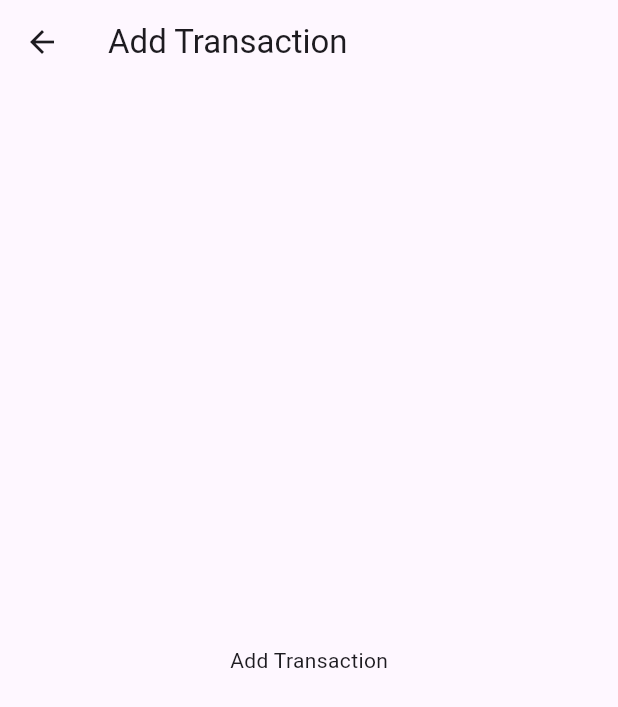
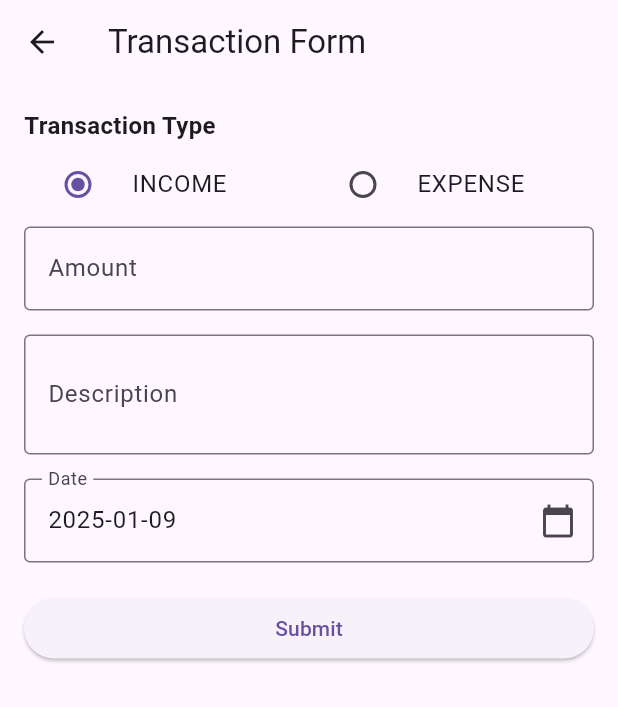
Before and after one commit to Md-Thanveer/flutter_daily_income_expense_tracker, a Flutter app: the TransactionFormScreen screen opened directly, on a phone screen of 412 x 824 dp. Shown: the top 707 px of the screen. Run offline on Flutter 3.47's test engine with Material 3 defaults, Android fonts, the phone set to English and light mode, and no system bars; network calls fail.

Commit message:
TransactionFormScreen API logic added

```diff
--- a/lib/screens/TransactionFormScreen.dart
+++ b/lib/screens/TransactionFormScreen.dart
@@ -1,19 +1,183 @@
 import 'package:flutter/material.dart';
+import 'package:intl/intl.dart';
+
+import '../services/TransactionService.dart';
+
 class TransactionFormScreen extends StatefulWidget {
+
   final String title;
+
   const TransactionFormScreen({super.key, required this.title});
+
   @override
   State<TransactionFormScreen> createState() => _TransactionFormScreenState();
 }
+
 class _TransactionFormScreenState extends State<TransactionFormScreen> {
+
+  final _formKey = GlobalKey<FormState>();
+  String _transactionType = 'INCOME';
+  String _description = '';
+  double? _amount;
+  DateTime _selectedDate = DateTime.now();
+
+  final TransactionService _transactionService = TransactionService();
+
+  Future<void> _submitForm() async {
+    if (_formKey.currentState!.validate()) {
+      _formKey.currentState!.save();
+      // Handle submission logic here
+      print('Transaction Type: $_transactionType');
+      print('Amount: $_amount');
+      print('Description: $_description');
+      print('Date: ${DateFormat('yyyy-MM-dd').format(_selectedDate)}');
+
+      final formattedDate = _selectedDate.toIso8601String().split('T').first;
+
+      try {
+        await _transactionService.createTransaction(
+          type: _transactionType,
+          amount: _amount!,
+          description: _description,
+          date: formattedDate,
+        );
+        ScaffoldMessenger.of(context).showSnackBar(
+          SnackBar(content: Text('Transaction created successfully!')),
+        );
+        _formKey.currentState!.reset();
+        setState(() {
+          _transactionType = 'income';
+          _selectedDate = DateTime.now();
+        });
+      } catch (error) {
+        ScaffoldMessenger.of(context).showSnackBar(
+          SnackBar(content: Text('Failed to create transaction: $error')),
+        );
+      }
+
+      // Reset form or navigate
+      setState(() {
+        _transactionType = 'INCOME';
+      });
+
+    }
+  }
+
+  void _pickDate() async {
+    final pickedDate = await showDatePicker(
+      context: context,
+      initialDate: _selectedDate,
+      firstDate: DateTime(2000),
+      lastDate: DateTime(2100),
+    );
+    if (pickedDate != null && pickedDate != _selectedDate) {
+      setState(() {
+        _selectedDate = pickedDate;
+      });
+    }
+  }
+
   @override
   Widget build(BuildContext context) {
     return Scaffold(
       appBar: AppBar(
-        title: Text(widget.title),
+        title: Text('Transaction Form'),
       ),
-      body: Center(
-        child: Text(widget.title),
+      body: Padding(
+        padding: const EdgeInsets.all(16.0),
+        child: Form(
+          key: _formKey,
+          child: ListView(
+            children: [
+              Text(
+                'Transaction Type',
+                style: TextStyle(fontSize: 16, fontWeight: FontWeight.bold),
+              ),
+              Row(
+                children: [
+                  Expanded(
+                    child: RadioListTile(
+                      title: Text('INCOME'),
+                      value: 'INCOME',
+                      groupValue: _transactionType,
+                      onChanged: (value) {
+                        setState(() {
+                          _transactionType = value!;
+                        });
+                      },
+                    ),
+                  ),
+                  Expanded(
+                    child: RadioListTile(
+                      title: Text('EXPENSE'),
+                      value: 'EXPENSE',
+                      groupValue: _transactionType,
+                      onChanged: (value) {
+                        setState(() {
+                          _transactionType = value!;
+                        });
+                      },
+                    ),
+                  ),
+                ],
+              ),
+              TextFormField(
+                decoration: InputDecoration(
+                  labelText: 'Amount',
+                  border: OutlineInputBorder(),
+                ),
+                keyboardType: TextInputType.number,
+                validator: (value) {
+                  if (value == null || value.isEmpty) {
+                    return 'Please enter an amount';
+                  }
+                  if (double.tryParse(value) == null) {
+                    return 'Enter a valid number';
+                  }
+                  return null;
+                },
+                onSaved: (value) {
+                  _amount = double.parse(value!);
+                },
+              ),
+              SizedBox(height: 16),
+              TextFormField(
+                decoration: InputDecoration(
+                  labelText: 'Description',
+                  border: OutlineInputBorder(),
+                ),
+                maxLines: 2,
+                onSaved: (value) {
+                  _description = value ?? '';
+                },
+              ),
+              SizedBox(height: 16),
+              Row(
+                children: [
+                  Expanded(
+                    child: TextFormField(
+                      readOnly: true,
+                      decoration: InputDecoration(
+                        labelText: 'Date',
+                        border: OutlineInputBorder(),
+                        suffixIcon: Icon(Icons.calendar_today),
+                      ),
+                      controller: TextEditingController(
+                        text: DateFormat('yyyy-MM-dd').format(_selectedDate),
+                      ),
+                      onTap: _pickDate,
+                    ),
+                  ),
+                ],
+              ),
+              SizedBox(height: 20),
+              ElevatedButton(
+                onPressed: _submitForm,
+                child: Text('Submit'),
+              ),
+            ],
+          ),
+        ),
       ),
     );
   }
```
